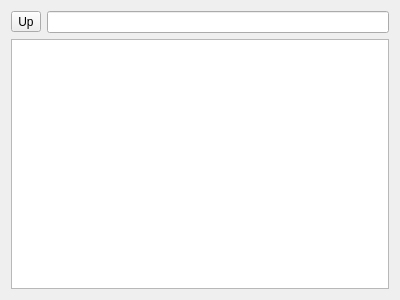
Before: the Qt Designer form dirmodeltest/Md5TableWidget.ui in rudygogi/md5sync, drawn with Qt 5.
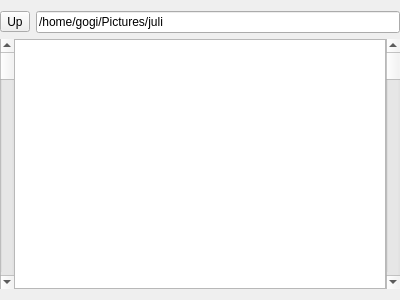
After: the same form once the commit is applied.

Diff of the .ui file:
```diff
--- a/dirmodeltest/Md5TableWidget.ui
+++ b/dirmodeltest/Md5TableWidget.ui
@@ -14,6 +14,12 @@
    <string>Form</string>
   </property>
   <layout class="QGridLayout" name="gridLayout">
+   <property name="leftMargin">
+    <number>0</number>
+   </property>
+   <property name="rightMargin">
+    <number>0</number>
+   </property>
    <item row="0" column="0">
     <widget class="QToolButton" name="cdUpButton">
      <property name="text">
@@ -22,10 +28,66 @@
     </widget>
    </item>
    <item row="0" column="1">
-    <widget class="QLineEdit" name="pathLineEdit"/>
+    <widget class="QLineEdit" name="pathLineEdit">
+     <property name="text">
+      <string>/home/gogi/Pictures/juli</string>
+     </property>
+    </widget>
    </item>
    <item row="1" column="0" colspan="2">
+    <layout class="QHBoxLayout" name="horizontalLayout">
+     <property name="spacing">
+      <number>0</number>
+     </property>
+     <item>
+      <widget class="QScrollBar" name="leftVerticalScrollBar">
+       <property name="orientation">
+        <enum>Qt::Vertical</enum>
+       </property>
+      </widget>
+     </item>
+     <item>
     <widget class="QTableView" name="tableView">
+       <property name="palette">
+        <palette>
+         <active>
+          <colorrole role="Highlight">
+           <brush brushstyle="SolidPattern">
+            <color alpha="255">
+             <red>0</red>
+             <green>120</green>
+             <blue>215</blue>
+            </color>
+           </brush>
+          </colorrole>
+         </active>
+         <inactive>
+          <colorrole role="Highlight">
+           <brush brushstyle="SolidPattern">
+            <color alpha="255">
+             <red>0</red>
+             <green>179</green>
+             <blue>255</blue>
+            </color>
+           </brush>
+          </colorrole>
+         </inactive>
+         <disabled>
+          <colorrole role="Highlight">
+           <brush brushstyle="SolidPattern">
+            <color alpha="255">
+             <red>0</red>
+             <green>120</green>
+             <blue>215</blue>
+            </color>
+           </brush>
+          </colorrole>
+         </disabled>
+        </palette>
+       </property>
+       <property name="verticalScrollBarPolicy">
+        <enum>Qt::ScrollBarAlwaysOff</enum>
+       </property>
      <property name="sizeAdjustPolicy">
       <enum>QAbstractScrollArea::AdjustToContents</enum>
      </property>
@@ -60,6 +122,15 @@
       <number>16</number>
      </attribute>
     </widget>
+     </item>
+     <item>
+      <widget class="QScrollBar" name="rightVerticalScrollBar">
+       <property name="orientation">
+        <enum>Qt::Vertical</enum>
+       </property>
+      </widget>
+     </item>
+    </layout>
    </item>
   </layout>
  </widget>
```
Lines whose indentation alone changed are shown as unchanged.
